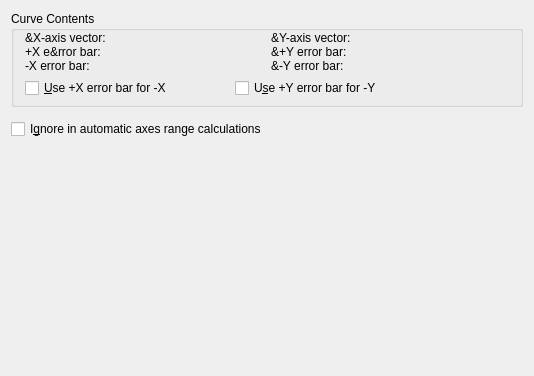
First picture: the form in src/libkstapp/curvetab.ui, repository Kst-plot/kst, before the edit.
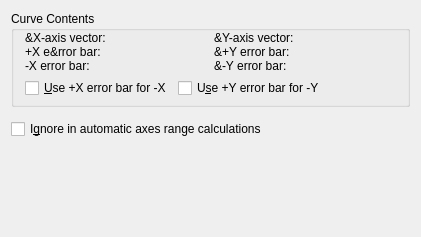
Second picture: the form after the edit. Custom widgets are drawn as their Qt base class.

Commit message: Some more changes for dialog sizing.

Patch:
```diff
--- a/src/libkstapp/curvetab.ui
+++ b/src/libkstapp/curvetab.ui
@@ -2,14 +2,6 @@
 <ui version="4.0">
  <class>CurveTab</class>
  <widget class="QWidget" name="CurveTab">
-  <property name="geometry">
-   <rect>
-    <x>0</x>
-    <y>0</y>
-    <width>534</width>
-    <height>376</height>
-   </rect>
-  </property>
   <layout class="QVBoxLayout" name="verticalLayout_2">
    <item>
     <widget class="QGroupBox" name="GroupBox">
```
The commit also changes 6 other files.
